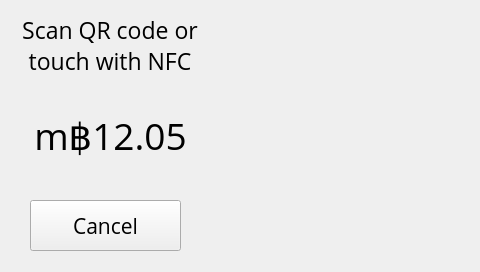
alexykot/xbterminal-firmware, file xbterminal/gui/ui.ui: the form before one commit.
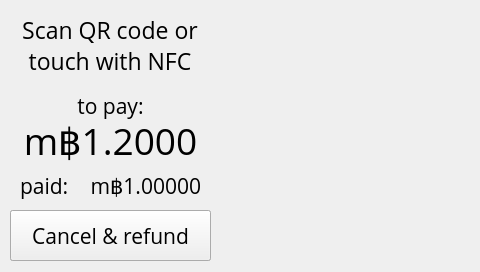
The form after the commit. The open tabs and pages were chosen to show the change.

Commit message: Show additional info on pay_wait screen when receiving underpaid status

Patch:
```diff
--- a/xbterminal/gui/ui.ui
+++ b/xbterminal/gui/ui.ui
@@ -898,9 +898,9 @@
      <property name="geometry">
       <rect>
        <x>10</x>
-       <y>110</y>
+       <y>120</y>
        <width>201</width>
-       <height>51</height>
+       <height>41</height>
       </rect>
      </property>
      <property name="font">
@@ -910,7 +910,7 @@
       </font>
      </property>
      <property name="text">
-      <string>m฿12.05</string>
+      <string>m฿1.2000</string>
      </property>
      <property name="alignment">
       <set>Qt::AlignCenter</set>
@@ -919,9 +919,9 @@
     <widget class="QPushButton" name="pwait_cancel_btn">
      <property name="geometry">
       <rect>
-       <x>30</x>
-       <y>200</y>
-       <width>151</width>
+       <x>10</x>
+       <y>210</y>
+       <width>201</width>
        <height>51</height>
       </rect>
      </property>
@@ -1001,6 +1001,91 @@
       <string/>
      </property>
     </widget>
+    <widget class="QLabel" name="pwait_pay_lbl">
+     <property name="geometry">
+      <rect>
+       <x>10</x>
+       <y>90</y>
+       <width>201</width>
+       <height>31</height>
+      </rect>
+     </property>
+     <property name="font">
+      <font>
+       <family>Open Sans</family>
+       <pointsize>16</pointsize>
+      </font>
+     </property>
+     <property name="text">
+      <string>to pay:</string>
+     </property>
+     <property name="alignment">
+      <set>Qt::AlignCenter</set>
+     </property>
+    </widget>
+    <widget class="QLabel" name="pwait_paid_btc_amount_lbl">
+     <property name="geometry">
+      <rect>
+       <x>80</x>
+       <y>170</y>
+       <width>121</width>
+       <height>31</height>
+      </rect>
+     </property>
+     <property name="font">
+      <font>
+       <family>Open Sans</family>
+       <pointsize>16</pointsize>
+      </font>
+     </property>
+     <property name="text">
+      <string>m฿1.00000</string>
+     </property>
+     <property name="alignment">
+      <set>Qt::AlignRight|Qt::AlignTrailing|Qt::AlignVCenter</set>
+     </property>
+    </widget>
+    <widget class="QLabel" name="pwait_paid_lbl">
+     <property name="geometry">
+      <rect>
+       <x>20</x>
+       <y>170</y>
+       <width>61</width>
+       <height>31</height>
+      </rect>
+     </property>
+     <property name="font">
+      <font>
+       <family>Open Sans</family>
+       <pointsize>16</pointsize>
+      </font>
+     </property>
+     <property name="text">
+      <string>paid:</string>
+     </property>
+     <property name="alignment">
+      <set>Qt::AlignLeading|Qt::AlignLeft|Qt::AlignVCenter</set>
+     </property>
+    </widget>
+    <widget class="QPushButton" name="pwait_cancel_refund_btn">
+     <property name="geometry">
+      <rect>
+       <x>10</x>
+       <y>210</y>
+       <width>201</width>
+       <height>51</height>
+      </rect>
+     </property>
+     <property name="font">
+      <font>
+       <family>Open Sans</family>
+       <pointsize>16</pointsize>
+      </font>
+     </property>
+     <property name="text">
+      <string>Cancel &amp;&amp; refund</string>
+     </property>
+    </widget>
     <zorder>pwait_btc_amount_lbl</zorder>
     <zorder>pwait_cancel_btn</zorder>
     <zorder>pwait_desc_lbl</zorder>
@@ -1008,6 +1093,10 @@
     <zorder>pwait_qr_img</zorder>
     <zorder>pwait_icon1_lbl</zorder>
     <zorder>pwait_icon2_lbl</zorder>
+    <zorder>pwait_pay_lbl</zorder>
+    <zorder>pwait_paid_btc_amount_lbl</zorder>
+    <zorder>pwait_paid_lbl</zorder>
+    <zorder>pwait_cancel_refund_btn</zorder>
    </widget>
    <widget class="QWidget" name="pay_receipt_scrn">
     <widget class="QLabel" name="preceipt_desc_lbl">
```
The commit also changes 4 other files.
